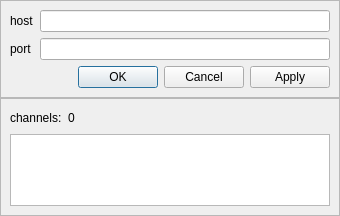
The window that runtime/src/desktop/res/networkDialog.ui (vopl/r3) describes before a commit, drawn with Qt 5.
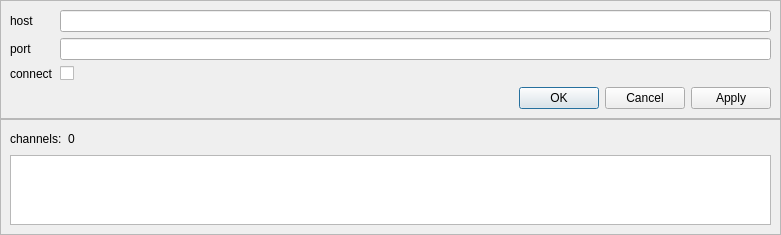
The same window after the commit.

Diff of the .ui file:
```diff
--- a/runtime/src/desktop/res/networkDialog.ui
+++ b/runtime/src/desktop/res/networkDialog.ui
@@ -9,8 +9,8 @@
    <rect>
     <x>0</x>
     <y>0</y>
-    <width>340</width>
-    <height>216</height>
+    <width>781</width>
+    <height>235</height>
    </rect>
   </property>
   <property name="windowTitle">
@@ -58,9 +58,25 @@
          <widget class="QLineEdit" name="_host"/>
         </item>
         <item row="2" column="1">
+         <widget class="QCheckBox" name="_connect">
+          <property name="text">
+           <string/>
+          </property>
+         </widget>
+        </item>
+        <item row="2" column="0">
+         <widget class="QLabel" name="label_3">
+          <property name="text">
+           <string>connect</string>
+          </property>
+         </widget>
+        </item>
+       </layout>
+      </item>
+      <item>
          <layout class="QHBoxLayout" name="horizontalLayout">
           <item>
-           <widget class="QDialogButtonBox" name="buttonBox">
+         <widget class="QDialogButtonBox" name="_buttons">
             <property name="standardButtons">
              <set>QDialogButtonBox::Apply|QDialogButtonBox::Cancel|QDialogButtonBox::Ok</set>
             </property>
@@ -72,8 +88,6 @@
          </layout>
         </item>
        </layout>
-      </item>
-     </layout>
     </widget>
    </item>
    <item>
@@ -121,16 +135,28 @@
        </layout>
       </item>
       <item row="1" column="1">
-       <widget class="QPlainTextEdit" name="_logErrors">
+       <widget class="QPlainTextEdit" name="_log">
         <property name="undoRedoEnabled">
          <bool>false</bool>
         </property>
+        <property name="lineWrapMode">
+         <enum>QPlainTextEdit::NoWrap</enum>
+        </property>
         <property name="readOnly">
          <bool>true</bool>
         </property>
         <property name="plainText">
          <string notr="true"/>
         </property>
+        <property name="tabStopWidth">
+         <number>0</number>
+        </property>
+        <property name="textInteractionFlags">
+         <set>Qt::LinksAccessibleByKeyboard|Qt::LinksAccessibleByMouse|Qt::TextBrowserInteraction|Qt::TextSelectableByKeyboard|Qt::TextSelectableByMouse</set>
+        </property>
+        <property name="maximumBlockCount">
+         <number>500</number>
+        </property>
        </widget>
       </item>
      </layout>
```
Lines whose indentation alone changed are shown as unchanged.
